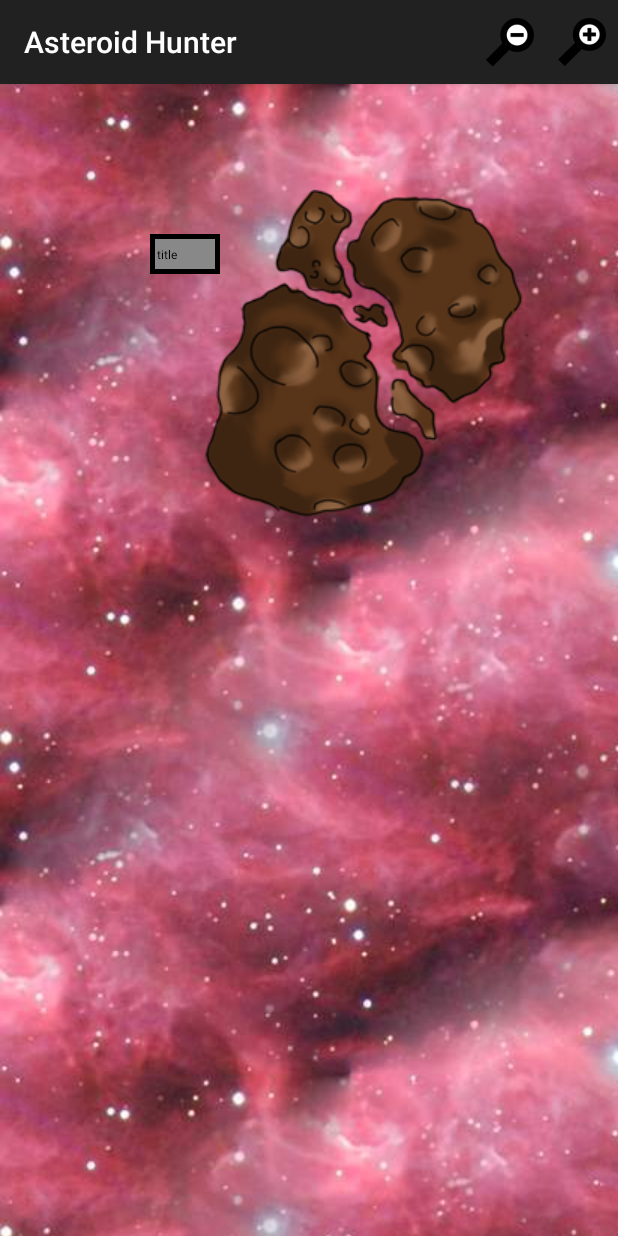
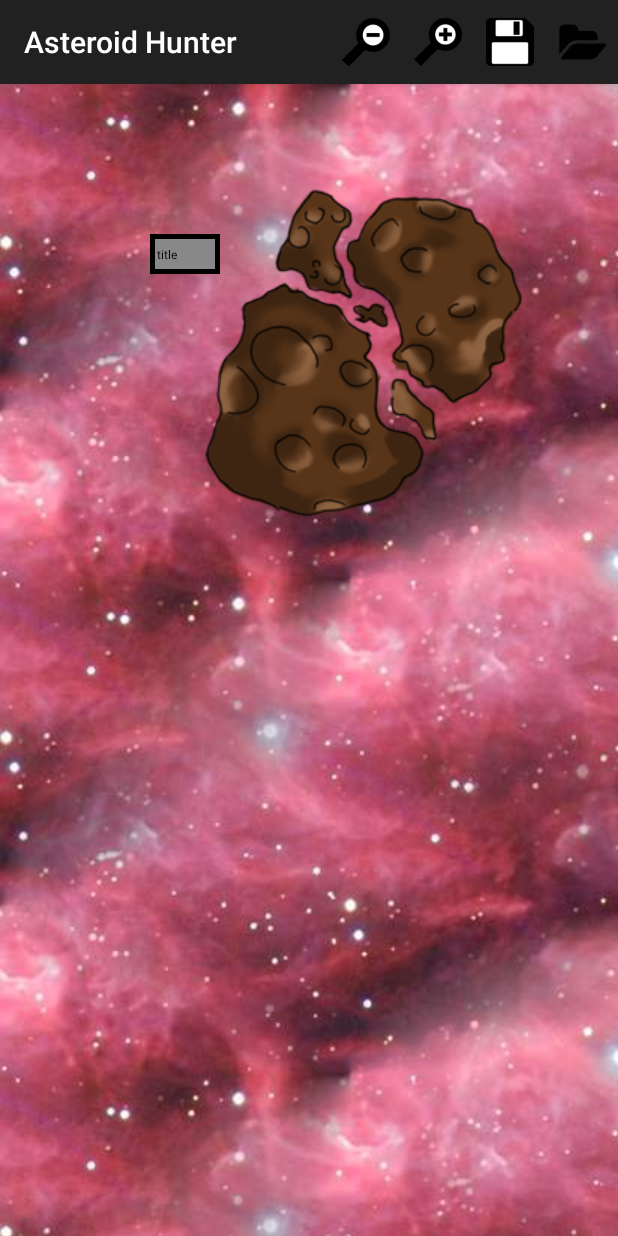
Before and after one commit to ojakovlj/Asteroid-Hunter, an Android app: the fragment PromptFragment placed in its activity, after a tap on "CLOSE", on a phone screen of 412 x 824 dp. Run offline under Robolectric (Android 15) with nearby library versions, the phone set to English and light mode, and no system bars; 2 statements that could not run were skipped.

Commit message:
Adding load/save icons to actionbar and fixing zoom clicking

```diff
--- a/app/src/main/java/com/sincress/entitymap/CanvasActivity.java
+++ b/app/src/main/java/com/sincress/entitymap/CanvasActivity.java
@@ -10,10 +10,6 @@ import android.view.Menu;
 import android.view.MenuInflater;
 import android.view.MenuItem;
 import android.view.View;
-import android.view.ViewGroup;
-import android.widget.Button;
-
-import com.sincress.entitymap.Abstract.Entity;
 
 public class CanvasActivity extends ActionBarActivity{
 
@@ -31,6 +27,10 @@ public class CanvasActivity extends ActionBarActivity{
         setContentView(R.layout.activity_canvas);
 
         entityCanvas = (EntityCanvas) findViewById(R.id.canvas);
+        FragmentTransaction transaction = manager.beginTransaction();
+        transaction.add(R.id.group, fragment, "Prompt");
+        transaction.remove(fragment);
+        transaction.commit();
     }
 
     /**
@@ -38,14 +38,13 @@ public class CanvasActivity extends ActionBarActivity{
      * adding new entities.
      * @param v view reference needed for XML onClick attribute
      */
-    public void toggleFragment(View v, Entity entity) {
+    public void toggleFragment(View v) {
         // Hide canvas, show prompt
         if (v == entityCanvas) {
             FragmentTransaction transaction = manager.beginTransaction();
             transaction.add(R.id.group, fragment, "Prompt");
             transaction.commit();
-            // Obtain data from fragment
-            EntityManager.loadFragmentData(fragment.getView(), entityCanvas, entity);
+
             // Bring the fragment inside the group to front
             findViewById(R.id.group).bringToFront();
         } else { // Hide prompt, show canvas
@@ -54,8 +53,6 @@ public class CanvasActivity extends ActionBarActivity{
             FragmentTransaction transaction = manager.beginTransaction();
             transaction.remove(fragment);
             transaction.commit();
-
-
         }
     }
 
@@ -89,6 +86,10 @@ public class CanvasActivity extends ActionBarActivity{
             case R.id.action_zoomout:
                 entityCanvas.setScale(false);
                 return true;
+            case R.id.action_load:
+                return true;
+            case R.id.action_save:
+                return true;
             default:
                 return super.onOptionsItemSelected(item);
         }
--- a/app/src/main/java/com/sincress/entitymap/EntityManager.java
+++ b/app/src/main/java/com/sincress/entitymap/EntityManager.java
@@ -20,6 +20,7 @@ public class EntityManager {
 
     private static float clickX, clickY;
     public static EntityCanvas entityCanvas;
+    private static Entity clickedEntity;
 
     public static void saveEntities(ArrayList<Entity> array, String filename){
         // TODO : Add save function to file with custom format
@@ -42,8 +43,9 @@ public class EntityManager {
      * @param coordinate Coordinate to test
      * @return True if inside any entity, false otherwise
      */
-    public static Entity isInEntity(ArrayList<Entity> array, Point coordinate){
+    private static Entity isInEntity(ArrayList<Entity> array, Point coordinate){
         Point position, dimension;
+
         for(Entity entity: array){
             position = entity.getPosition();
             dimension = entity.getEntityDimens();
@@ -57,20 +59,19 @@ public class EntityManager {
     /**
      * Callback from fragment's OK button, handle the implementation here
      * @param fragmentview fragment's base view containing its elements.
-     * @param entityCanvas canvas which is related to the activity on which we do our drawing
      */
-    public static void loadFragmentData(View fragmentview, EntityCanvas entityCanvas, Entity entity){
+    public static void loadFragmentData(View fragmentview){
         //When Close is clicked on the fragment, canvas is brought to front and we obtain data
         ImageView image = (ImageView) fragmentview.findViewById(R.id.image);
         TextView textView = (TextView) fragmentview.findViewById(R.id.descText);
 
-        if(!((ImgTextEntity)entity).imageFile.equals("")) {
-            Bitmap bmp = BitmapFactory.decodeFile(((ImgTextEntity) entity).imageFile);
+        if(!((ImgTextEntity)clickedEntity).imageFile.equals("")) {
+            Bitmap bmp = BitmapFactory.decodeFile(((ImgTextEntity) clickedEntity).imageFile);
             image.setImageBitmap(bmp);
         }
 
-        if(entity.getType() == Entity.EntityType.ImgText)
-            textView.setText(((ImgTextEntity)entity).textContent);
+        if(clickedEntity.getType() == Entity.EntityType.ImgText)
+            textView.setText(((ImgTextEntity)clickedEntity).textContent);
         //else
         //  textView.setText(((Planet)entity).textContent);
     }
@@ -99,15 +100,15 @@ public class EntityManager {
             // ======================== ACTION UP ====================================
             if (event.getAction() == MotionEvent.ACTION_UP) {
                 // Check if entity is clicked
-                Entity clickedEntity = EntityManager.isInEntity(entities,
-                        new Point((int) (event.getX() + cameraX), (int) (event.getY() + cameraY)));
+                clickedEntity = isInEntity(entities,
+                        new Point((int) (event.getX()/entityCanvas.ZOOM_LEVEL + cameraX), (int) (event.getY()/entityCanvas.ZOOM_LEVEL + cameraY)));
 
                 if(clickedEntity == null)
                     return true;
                 // Type = ImgTextEntity
                 if(clickedEntity.getType() == Entity.EntityType.ImgText){
                     // Toggle the fragment and display the relevant data
-                    entityCanvas.getActivity().toggleFragment(v, clickedEntity);
+                    entityCanvas.getActivity().toggleFragment(v);
                 }
                 // Type = Asteroid
                 else if (clickedEntity.getType() == Entity.EntityType.Asteroid){
@@ -116,7 +117,7 @@ public class EntityManager {
                 // Type = Earth
                 else{
                     // Toggle the fragment and display the relevant data
-                    entityCanvas.getActivity().toggleFragment(v, clickedEntity);
+                    entityCanvas.getActivity().toggleFragment(v);
                 }
             }
             // ======================== ACTION MOVE ====================================
--- a/app/src/main/java/com/sincress/entitymap/PromptFragment.java
+++ b/app/src/main/java/com/sincress/entitymap/PromptFragment.java
@@ -16,7 +16,10 @@ public class PromptFragment extends Fragment {
     public View onCreateView(LayoutInflater inflater, ViewGroup container,
                              Bundle savedInstanceState) {
         // Inflate the layout for this fragment
-        return inflater.inflate(R.layout.fragment_prompt, container, false);
+        View v = inflater.inflate(R.layout.fragment_prompt, container, false);
+        // Obtain data from fragment
+        EntityManager.loadFragmentData(v);
+        return v;
     }
 
 
--- a/app/src/main/res/menu/action_bar.xml
+++ b/app/src/main/res/menu/action_bar.xml
@@ -4,10 +4,20 @@
         android:id="@+id/action_zoomout"
         android:icon="@drawable/zoomout"
         android:title="Zoom out"
-        yourapp:showAsAction="ifRoom" />
+        yourapp:showAsAction="always" />
     <item
         android:id="@+id/action_zoomin"
         android:icon="@drawable/zoomin"
         android:title="Zoom in"
-        yourapp:showAsAction="ifRoom" />
+        yourapp:showAsAction="always" />
+    <item
+        android:id="@+id/action_save"
+        android:icon="@drawable/save"
+        android:title="Save"
+        yourapp:showAsAction="always" />
+    <item
+        android:id="@+id/action_load"
+        android:icon="@drawable/open"
+        android:title="Load"
+        yourapp:showAsAction="always" />
 </menu>
```
Also changed, not shown: app/src/main/res/drawable/open.png (added), app/src/main/res/drawable/save.png (added).
